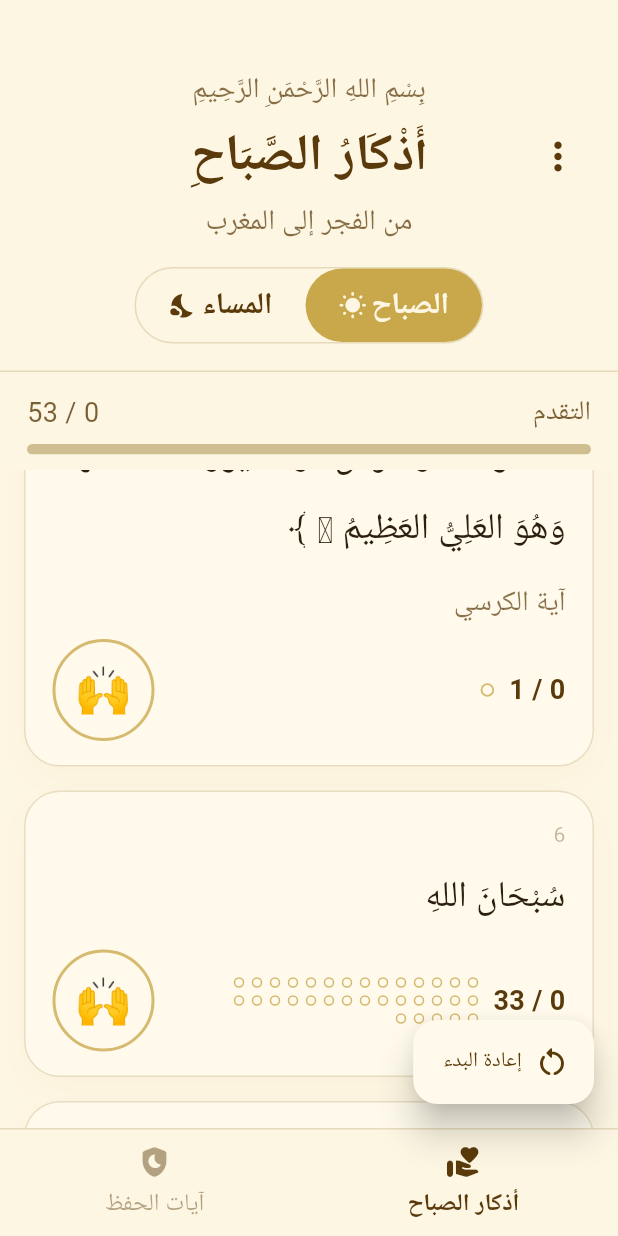
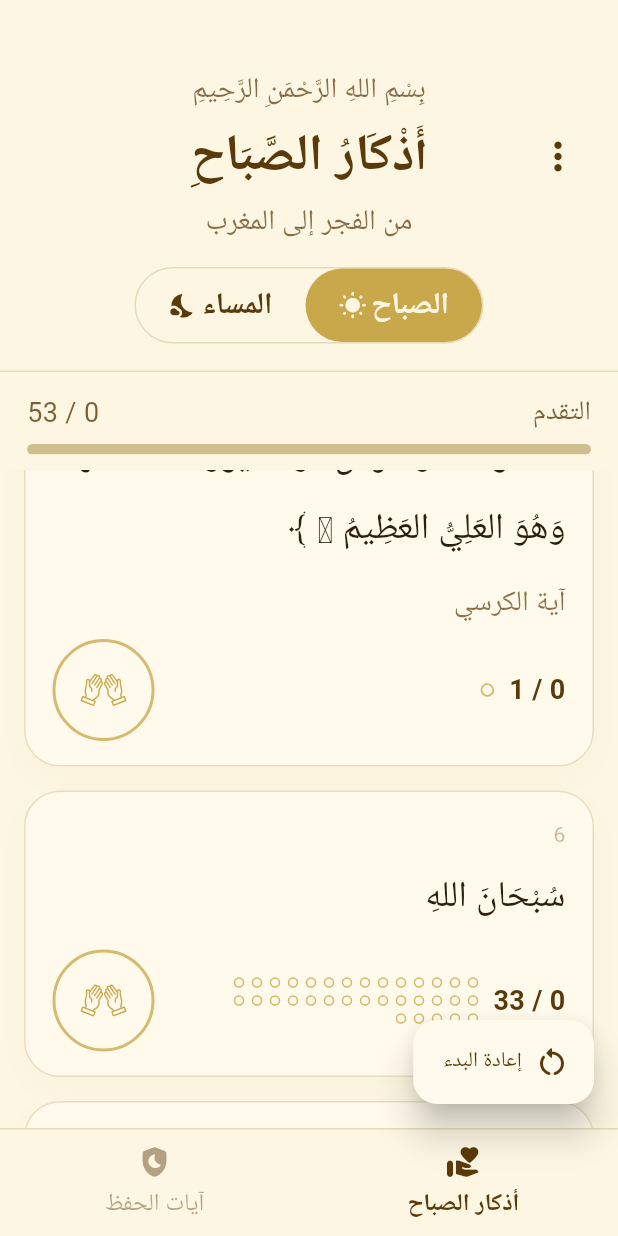
Before and after one commit to MSaeedN7/azkar-web, a Flutter app: the screen it shows after launch, scrolled down 2304 dp, after a tap on "إعادة البدء", on a phone screen of 412 x 824 dp. Run offline on Flutter 3.47's test engine with Material 3 defaults, Android fonts, the phone set to English and light mode, and no system bars; our stand-ins replace flutter_svg, google_fonts, shared_preferences; missing offline and left inert: workmanager; Roboto replaces fonts that are missing (Amiri).

Commit message:
Use SVG icons and improve tasbih counters

```diff
--- a/lib/main.dart
+++ b/lib/main.dart
@@ -1,6 +1,7 @@
 import 'dart:convert';
 import 'package:flutter/material.dart';
 import 'package:flutter/services.dart';
+import 'package:flutter_svg/flutter_svg.dart';
 import 'package:google_fonts/google_fonts.dart';
 import 'package:shared_preferences/shared_preferences.dart';
 
@@ -82,7 +83,8 @@ class _AzkarHomePageState extends State<AzkarHomePage> {
   bool _autoScroll = true;
   bool _notificationsEnabled = false;
 
-  int _tasbihCount = 0;
+  int _tasbihCount33 = 0;
+  int _tasbihCountFree = 0;
   int _tasbihTarget = 33;
 
   int? _savedFajrHour;
@@ -212,8 +214,17 @@ class _AzkarHomePageState extends State<AzkarHomePage> {
     }
 
     final tasbih = _decodeMap(prefs.getString(_tasbihKey));
-    _tasbihCount = tasbih['count'] ?? 0;
     _tasbihTarget = tasbih['target'] ?? 33;
+    _tasbihCount33 = tasbih['count33'] ?? 0;
+    _tasbihCountFree = tasbih['countFree'] ?? 0;
+    final legacyCount = tasbih['count'];
+    if (legacyCount is int) {
+      if (_tasbihTarget == 0 && _tasbihCountFree == 0) {
+        _tasbihCountFree = legacyCount;
+      } else if (_tasbihTarget != 0 && _tasbihCount33 == 0) {
+        _tasbihCount33 = legacyCount;
+      }
+    }
 
     _savedFajrHour = prefs.getInt('fajr_hour');
     _savedFajrMinute = prefs.getInt('fajr_minute');
@@ -298,7 +309,11 @@ class _AzkarHomePageState extends State<AzkarHomePage> {
     );
     await prefs.setString(
       _tasbihKey,
-      jsonEncode({'count': _tasbihCount, 'target': _tasbihTarget}),
+      jsonEncode({
+        'count33': _tasbihCount33,
+        'countFree': _tasbihCountFree,
+        'target': _tasbihTarget,
+      }),
     );
     await prefs.setString(_streaksKey, jsonEncode(_streaks));
     await prefs.setString(_historyKey, jsonEncode(_history));
@@ -355,6 +370,24 @@ class _AzkarHomePageState extends State<AzkarHomePage> {
   int _targetForHifz(int index) {
     final raw = hifzData[index].count ?? 1;
     return raw <= 0 ? 1 : raw;
+  }
+
+  int get _activeTasbihCount => _tasbihTarget == 0 ? _tasbihCountFree : _tasbihCount33;
+
+  void _incrementTasbihCount() {
+    if (_tasbihTarget == 0) {
+      _tasbihCountFree++;
+    } else {
+      _tasbihCount33++;
+    }
+  }
+
+  void _resetActiveTasbihCount() {
+    if (_tasbihTarget == 0) {
+      _tasbihCountFree = 0;
+    } else {
+      _tasbihCount33 = 0;
+    }
   }
 
   Future<void> _incrementAzkar(int index) async {
@@ -1290,17 +1323,13 @@ class _AzkarHomePageState extends State<AzkarHomePage> {
           child: done
               ? const Icon(Icons.check_rounded,
                   color: Color(0xFF4CAF50), size: 30)
-              : const Text(
-                  '🙌',
-                  textAlign: TextAlign.center,
-                  style: TextStyle(
-                    fontSize: 30,
-                    height: 1,
-                    fontFamilyFallback: [
-                      'Segoe UI Emoji',
-                      'Noto Color Emoji',
-                      'Apple Color Emoji',
-                    ],
+              : SvgPicture.asset(
+                  'assets/SVG/dhikr_button_clean.svg',
+                  width: 34,
+                  height: 34,
+                  colorFilter: ColorFilter.mode(
+                    colors.accent,
+                    BlendMode.srcIn,
                   ),
                 ),
         ),
@@ -1456,7 +1485,7 @@ class _AzkarHomePageState extends State<AzkarHomePage> {
                         _sheetTabBtn('التقويم', SheetTab.calendar, setModal,
                             icon: Icons.calendar_month_rounded),
                         _sheetTabBtn('السبحة', SheetTab.tasbih, setModal,
-                            icon: Icons.brightness_medium_rounded),
+                            svgAsset: 'assets/SVG/tasbih-clean.svg'),
                         _sheetTabBtn('الإعدادات', SheetTab.settings, setModal,
                             icon: Icons.settings_rounded),
                       ],
@@ -1476,7 +1505,7 @@ class _AzkarHomePageState extends State<AzkarHomePage> {
   }
 
   Widget _sheetTabBtn(String text, SheetTab tab, StateSetter setModal,
-      {IconData? icon}) {
+      {IconData? icon, String? svgAsset}) {
     final active = _sheetTab == tab;
     return Expanded(
       child: GestureDetector(
@@ -1505,7 +1534,18 @@ class _AzkarHomePageState extends State<AzkarHomePage> {
                   fontWeight: active ? FontWeight.w700 : FontWeight.w500,
                 ),
               ),
-              if (icon != null) ...[
+              if (svgAsset != null) ...[
+                const SizedBox(width: 3),
+                SvgPicture.asset(
+                  svgAsset,
+                  width: 18,
+                  height: 18,
+                  colorFilter: ColorFilter.mode(
+                    _modeColors.accentText,
+                    BlendMode.srcIn,
+                  ),
+                ),
+              ] else if (icon != null) ...[
                 const SizedBox(width: 3),
                 Icon(
                   icon,
@@ -1756,11 +1796,12 @@ class _AzkarHomePageState extends State<AzkarHomePage> {
       );
 
   Widget _buildTasbihPage(_ModeColors colors, StateSetter setModal) {
+    final tasbihCount = _activeTasbihCount;
     final cycleCount = _tasbihTarget <= 0
         ? 0
-        : _tasbihCount <= 0
+        : tasbihCount <= 0
             ? 0
-            : ((_tasbihCount - 1) % _tasbihTarget) + 1;
+            : ((tasbihCount - 1) % _tasbihTarget) + 1;
     final progress = _tasbihTarget == 0
         ? 1.0
         : (cycleCount / _tasbihTarget).clamp(0, 1).toDouble();
@@ -1770,13 +1811,9 @@ class _AzkarHomePageState extends State<AzkarHomePage> {
         GestureDetector(
           onTap: () async {
             final reachedGoal =
-                _tasbihTarget > 0 && _tasbihCount + 1 == _tasbihTarget;
+                _tasbihTarget > 0 && (tasbihCount + 1) % _tasbihTarget == 0;
             setModal(() {
-              if (_tasbihTarget > 0 && _tasbihCount >= _tasbihTarget) {
-                _tasbihCount = 1;
-              } else {
-                _tasbihCount++;
-              }
+              _incrementTasbihCount();
             });
             if (reachedGoal) {
               await _vibrate([0, 40, 35, 70, 35, 120]);
@@ -1803,7 +1840,7 @@ class _AzkarHomePageState extends State<AzkarHomePage> {
             child: Column(
               mainAxisAlignment: MainAxisAlignment.center,
               children: [
-                Text('$_tasbihCount',
+                Text('$tasbihCount',
                     style: TextStyle(
                         fontSize: 54,
                         fontWeight: FontWeight.bold,
@@ -1840,13 +1877,13 @@ class _AzkarHomePageState extends State<AzkarHomePage> {
         ),
         const SizedBox(height: 12),
         Text(
-          _tasbihTarget == 0 ? 'وضع حر' : '$_tasbihTarget / $_tasbihCount',
+          _tasbihTarget == 0 ? 'وضع حر: $tasbihCount' : '$cycleCount / $_tasbihTarget',
           style: TextStyle(color: colors.accentText, fontSize: 18),
         ),
         const SizedBox(height: 16),
         OutlinedButton.icon(
           onPressed: () async {
-            setModal(() => _tasbihCount = 0);
+            setModal(_resetActiveTasbihCount);
             await _saveState();
           },
           icon: const Icon(Icons.restart_alt_rounded),
@@ -1871,7 +1908,6 @@ class _AzkarHomePageState extends State<AzkarHomePage> {
       onSelected: (_) async {
         setModal(() {
           _tasbihTarget = target;
-          _tasbihCount = 0;
         });
         await _saveState();
       },
--- a/pubspec.yaml
+++ b/pubspec.yaml
@@ -10,6 +10,7 @@ dependencies:
   flutter:
     sdk: flutter
   cupertino_icons: ^1.0.8
+  flutter_svg: ^2.1.0
   google_fonts: ^6.2.1
   shared_preferences: ^2.3.2
   vibration: ^3.1.3
@@ -24,6 +25,7 @@ flutter:
   uses-material-design: true
   assets:
     - assets/icons/
+    - assets/SVG/
 
 dev_dependencies:
   flutter_launcher_icons: ^0.14.1
```
Also changed, not shown: assets/SVG/dhikr_button_clean.svg (added), assets/SVG/tasbih-clean.svg (added), pubspec.lock.
